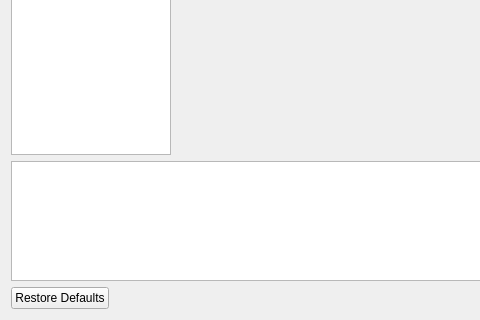
Qt form pcsx2-qt/Settings/SettingsDialog.ui (PCSX2/pcsx2) before a commit; both pictures show x 0 to 480 and y 180 to 500 of the 800 by 500 pixel window.
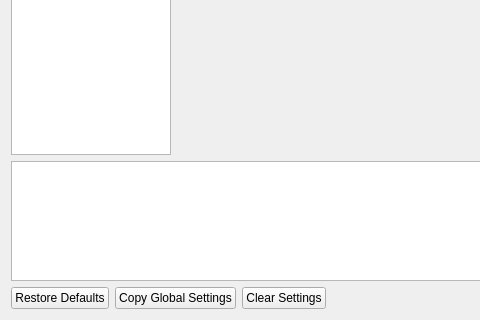
The same form after that commit.

Commit message: Qt: Add copy global settings/clear per-game settings

The edit to the form file:
```diff
--- a/pcsx2-qt/Settings/SettingsDialog.ui
+++ b/pcsx2-qt/Settings/SettingsDialog.ui
@@ -89,6 +89,20 @@
        </property>
       </widget>
      </item>
+     <item>
+      <widget class="QPushButton" name="copyGlobalSettingsButton">
+       <property name="text">
+        <string>Copy Global Settings</string>
+       </property>
+      </widget>
+     </item>
+     <item>
+      <widget class="QPushButton" name="clearGameSettingsButton">
+       <property name="text">
+        <string>Clear Settings</string>
+       </property>
+      </widget>
+     </item>
      <item>
       <spacer name="horizontalSpacer">
        <property name="orientation">
```
Left out of the diff: 2 changed lines with no effect on the pictures. The commit also changes 8 other files.
